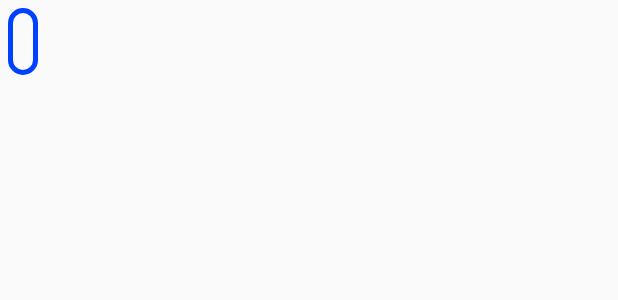
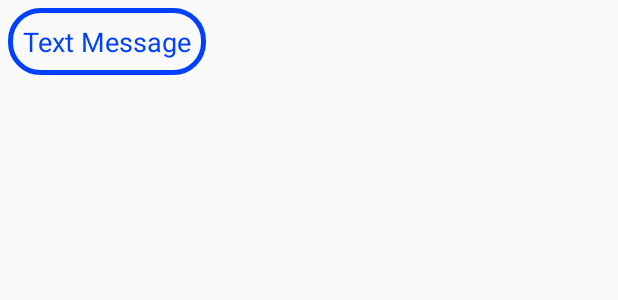
Before and after one commit to SlavaRotar/ChatApplication, an Android app built with Jetpack Compose: the layout receive.xml on its own in the app's theme, with its tools: preview values and no code run, on a phone screen of 412 x 824 dp. Shown: the top 300 px of the screen. Run offline under Robolectric (Android 15) with nearby library versions, the phone set to English and light mode, and no system bars.

```diff
--- a/app/src/main/res/layout/receive.xml
+++ b/app/src/main/res/layout/receive.xml
@@ -15,6 +15,7 @@
             android:id="@+id/txt_receive_message"
             android:layout_width="wrap_content"
             android:layout_height="wrap_content"
+            android:text="Text Message"
             android:textColor="@color/Blue"
             android:padding="10dp"
             android:textSize="18sp" />
--- a/app/src/main/res/layout/sent.xml
+++ b/app/src/main/res/layout/sent.xml
@@ -16,6 +16,7 @@
             android:layout_width="wrap_content"
             android:layout_height="wrap_content"
             android:textColor="@color/white"
+            android:text="Text Message"
             android:padding="10dp"
             android:textSize="18sp" />
 
```
